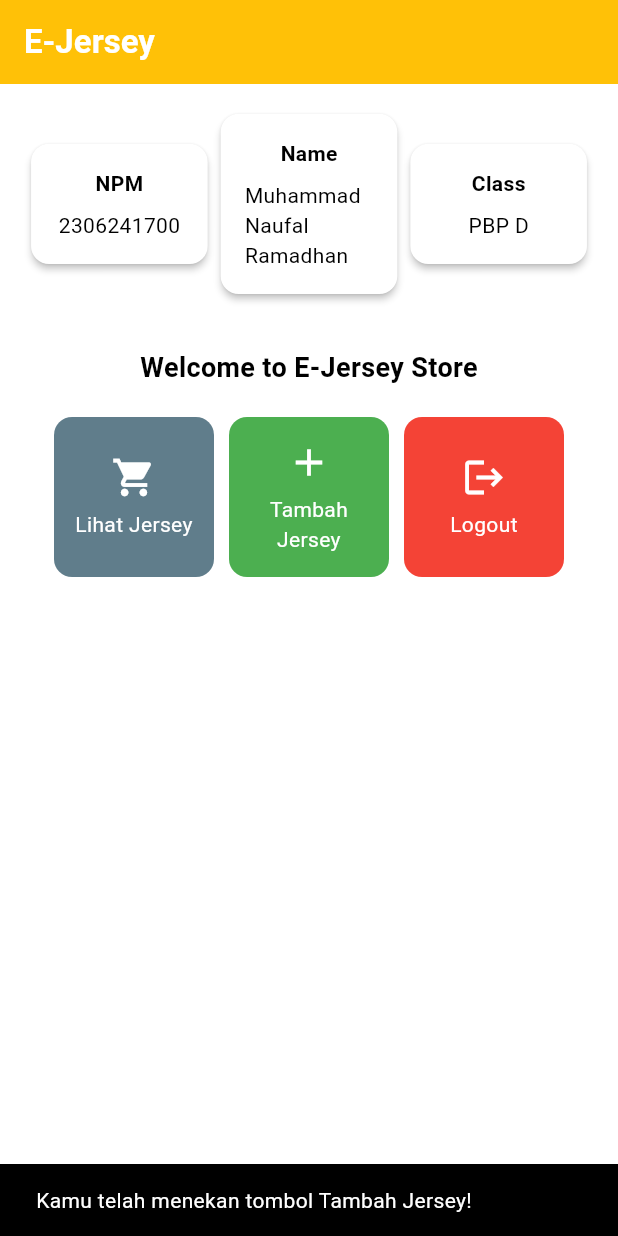
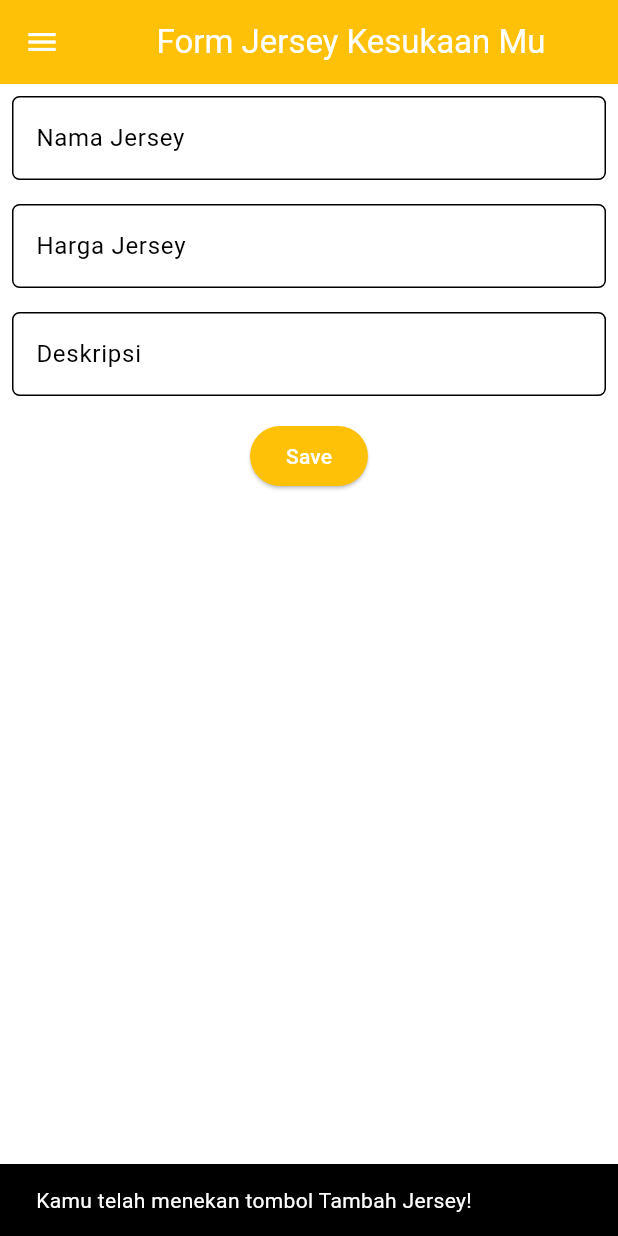
Before and after one commit to naufal-ramadhan/e-jersey-mobile, a Flutter app: the screen it shows after launch, after a tap on "Tambah Jersey", on a phone screen of 412 x 824 dp. Run offline on Flutter 3.47's test engine with Material 3 defaults, Android fonts, the phone set to English and light mode, and no system bars.

Commit message:
tugas 7 selesai

```diff
--- a/e_jersey/lib/main.dart
+++ b/e_jersey/lib/main.dart
@@ -1,5 +1,5 @@
 import 'package:flutter/material.dart';
-import 'package:e_jersey/menu.dart';
+import 'package:e_jersey/screens/menu.dart';
 
 void main() {
   runApp(const MyApp());
--- /dev/null
+++ b/e_jersey/lib/screens/jerseyentry_form.dart
@@ -0,0 +1,166 @@
+import 'package:flutter/material.dart';
+import 'package:e_jersey/widgets/left_drawer.dart';
+
+class JerseyEntryFormPage extends StatefulWidget {
+  const JerseyEntryFormPage({super.key});
+
+  @override
+  State<JerseyEntryFormPage> createState() => _JerseyEntryFormPageState();
+}
+
+class _JerseyEntryFormPageState extends State<JerseyEntryFormPage> {
+  final _formKey = GlobalKey<FormState>();
+	String _name = "";
+	String _description = "";
+	int _amount = 0;
+  String? selectedValue;
+
+
+
+  @override
+  Widget build(BuildContext context) {
+    return Scaffold(
+      appBar: AppBar(
+        title: const Center(
+          child: Text(
+            'Form Jersey Kesukaan Mu',
+          ),
+        ),
+        backgroundColor: Theme.of(context).colorScheme.primary,
+        foregroundColor: Colors.white,
+
+      ),
+      drawer: const LeftDrawer(),
+      body: Form(
+        key: _formKey,
+        child: SingleChildScrollView(
+          child: Column(
+            crossAxisAlignment: CrossAxisAlignment.start,
+            children: [
+              Padding(
+                padding: const EdgeInsets.all(8.0),
+                child: TextFormField(
+                  decoration: InputDecoration(
+                    hintText: "Nama Jersey",
+                    labelText: "Nama Jersey",
+                    border: OutlineInputBorder(
+                      borderRadius: BorderRadius.circular(5.0),
+                    ),
+                  ),
+                  onChanged: (String? value) {
+                    setState(() {
+                      _name = value!;
+                    });
+                  },
+                  validator: (String? value) {
+                    if (value == null || value.isEmpty) {
+                      return "Nama Jersey tidak boleh kosong!";
+                    }
+                    return null;
+                  },
+                ),
+              ),
+              Padding(
+                padding: const EdgeInsets.all(8.0),
+                child: TextFormField(
+                  decoration: InputDecoration(
+                    hintText: "Harga Jersey",
+                    labelText: "Harga Jersey",
+                    border: OutlineInputBorder(
+                      borderRadius: BorderRadius.circular(5.0),
+                    ),
+                  ),
+                  onChanged: (String? value) {
+                    setState(() {
+                      _amount = int.tryParse(value!) ?? 0;
+                    });
+                  },
+                  validator: (String? value) {
+                    if (value == null || value.isEmpty) {
+                      return "Harga Jersey tidak boleh kosong!";
+                    }
+                    if (int.tryParse(value) == null) {
+                      return "Harga Jersey harus berupa angka!";
+                    }
+                    return null;
+                  },
+                ),
+              ),
+              Padding(
+                padding: const EdgeInsets.all(8.0),
+                child: TextFormField(
+                  decoration: InputDecoration(
+                    hintText: "Deskripsi",
+                    labelText: "Deskripsi",
+                    border: OutlineInputBorder(
+                      borderRadius: BorderRadius.circular(5.0),
+                    ),
+                  ),
+                  onChanged: (String? value) {
+                    setState(() {
+                      _description = value!;
+                    });
+                  },
+                  validator: (String? value) {
+                    if (value == null || value.isEmpty) {
+                      return "Deskripsi tidak boleh kosong!";
+                    }
+                    return null;
+                  },
+                ),
+              ),
+              Align(
+                alignment: Alignment.bottomCenter,
+                child: Padding(
+                  padding: const EdgeInsets.all(8.0),
+                  child: ElevatedButton(
+                  style: ButtonStyle(
+                    backgroundColor: WidgetStateProperty.all(
+                      Theme.of(context).colorScheme.primary),
+                  ),
+                  onPressed: () {
+                    if (_formKey.currentState!.validate()) {
+                      showDialog(
+                        context: context,
+                        builder: (context) {
+                          return AlertDialog(
+                            title: const Text('Jersey berhasil tersimpan'),
+                            content: SingleChildScrollView(
+                              child: Column(
+                                crossAxisAlignment: CrossAxisAlignment.start,
+                                children: [
+                                  Text('Nama: $_name'),
+                                  Text('Harga: $_amount'),
+                                  Text('Deskripsi: $_description'),
+                                  // TODO: Munculkan value-value lainnya
+                                ],
+                              ),
+                            ),
+                            actions: [
+                              TextButton(
+                                child: const Text('OK'),
+                                onPressed: () {
+                                  Navigator.pop(context);
+                                  _formKey.currentState!.reset();
+                                },
+                              ),
+                            ],
+                          );
+                        },
+                      );
+                    }
+                  },
+                  child: const Text(
+                    "Save",
+                    style: TextStyle(color: Colors.white),
+                  ),
+                  ),
+                ),
+              ),
+            ],
+          ),
+        ),
+      ),
+    );
+  }
+}
--- a/e_jersey/lib/menu.dart
+++ b/e_jersey/lib/screens/menu.dart
@@ -1,4 +1,6 @@
 import 'package:flutter/material.dart';
+import '../widgets/left_drawer.dart';
+import 'package:e_jersey/widgets/jersey_card.dart';
 
 class MyHomePage extends StatelessWidget {
     final String npm = '2306241700'; // NPM
@@ -28,7 +30,11 @@
                 ),
                 // Warna latar belakang AppBar diambil dari skema warna tema aplikasi.
                 backgroundColor: Theme.of(context).colorScheme.primary,
+                // Mengganti warna icon drawer menjadi putih
+                iconTheme: const IconThemeData(color: Colors.white),
             ),
+            // Masukkan drawer sebagai parameter nilai drawer dari widget Scaffold
+            drawer: const LeftDrawer(),
             // Body halaman dengan padding di sekelilingnya.
             body: Padding(
                 padding: const EdgeInsets.all(16.0),
@@ -124,64 +130,3 @@
         );
     }
 }
-
-class ItemHomepage {
-    final String name;
-    final IconData icon;
-    final Color color;
-
-    ItemHomepage(this.name, this.icon, this.color);
-}
-
-class ItemCard extends StatelessWidget {
-    // Menampilkan kartu dengan ikon dan nama.
-
-    final ItemHomepage item;
-
-    const ItemCard(this.item, {super.key});
-
-    @override
-    Widget build(BuildContext context) {
-        return Material(
-            // Menentukan warna latar belakang dari tema aplikasi.
-            color: item.color,
-            // Membuat sudut kartu melengkung.
-            borderRadius: BorderRadius.circular(12),
-
-            child: InkWell(
-                // Aksi ketika kartu ditekan.
-                onTap: () {
-                    // Menampilkan pesan SnackBar saat kartu ditekan.
-                    ScaffoldMessenger.of(context)
-                        ..hideCurrentSnackBar()
-                        ..showSnackBar(
-                            SnackBar(content: Text("Kamu telah menekan tombol ${item.name}!"))
-                        );
-                },
-                // Container untuk menyimpan Icon dan Text
-                child: Container(
-                    padding: const EdgeInsets.all(8),
-                    child: Center(
-                        child: Column(
-                            // Menyusun ikon dan teks di tengah kartu.
-                            mainAxisAlignment: MainAxisAlignment.center,
-                            children: [
-                                Icon(
-                                    item.icon,
-                                    color: Colors.white,
-                                    size: 30.0,
-                                ),
-                                const Padding(padding: EdgeInsets.all(3)),
-                                Text(
-                                    item.name,
-                                    textAlign: TextAlign.center,
-                                    style: const TextStyle(color: Colors.white),
-                                ),
-                            ],
-                        ),
-                    ),
-                ),
-            ),
-        );
-    }
-}
--- /dev/null
+++ b/e_jersey/lib/widgets/jersey_card.dart
@@ -0,0 +1,69 @@
+import 'package:flutter/material.dart';
+import 'package:e_jersey/screens/jerseyentry_form.dart';
+
+class ItemHomepage {
+    final String name;
+    final IconData icon;
+    final Color color;
+
+    ItemHomepage(this.name, this.icon, this.color);
+}
+
+class ItemCard extends StatelessWidget {
+    // Menampilkan kartu dengan ikon dan nama.
+
+    final ItemHomepage item;
+
+    const ItemCard(this.item, {super.key});
+
+    @override
+    Widget build(BuildContext context) {
+        return Material(
+            // Menentukan warna latar belakang dari tema aplikasi.
+            color: item.color,
+            // Membuat sudut kartu melengkung.
+            borderRadius: BorderRadius.circular(12),
+
+            child: InkWell(
+                // Aksi ketika kartu ditekan.
+                onTap: () {
+                    // Menampilkan pesan SnackBar saat kartu ditekan.
+                    ScaffoldMessenger.of(context)
+                        ..hideCurrentSnackBar()
+                        ..showSnackBar(
+                            SnackBar(content: Text("Kamu telah menekan tombol ${item.name}!"))
+                        );
+                        if (item.name == "Tambah Jersey") {
+                          Navigator.push(
+                            context,
+                            MaterialPageRoute(builder: (context) => JerseyEntryFormPage())
+                          );
+                        }
+                },
+                // Container untuk menyimpan Icon dan Text
+                child: Container(
+                    padding: const EdgeInsets.all(8),
+                    child: Center(
+                        child: Column(
+                            // Menyusun ikon dan teks di tengah kartu.
+                            mainAxisAlignment: MainAxisAlignment.center,
+                            children: [
+                                Icon(
+                                    item.icon,
+                                    color: Colors.white,
+                                    size: 30.0,
+                                ),
+                                const Padding(padding: EdgeInsets.all(3)),
+                                Text(
+                                    item.name,
+                                    textAlign: TextAlign.center,
+                                    style: const TextStyle(color: Colors.white),
+                                ),
+                            ],
+                        ),
+                    ),
+                ),
+            ),
+        );
+    }
+}
--- /dev/null
+++ b/e_jersey/lib/widgets/left_drawer.dart
@@ -0,0 +1,68 @@
+import 'package:flutter/material.dart';
+import 'package:e_jersey/screens/menu.dart';
+import 'package:e_jersey/screens/jerseyentry_form.dart';
+
+class LeftDrawer extends StatelessWidget {
+  const LeftDrawer({super.key});
+
+  @override
+  Widget build(BuildContext context) {
+    return Drawer(
+      child: ListView(
+        children: [
+          DrawerHeader(
+            decoration: BoxDecoration(
+              color: Theme.of(context).colorScheme.primary,
+            ),
+            child: const Column(
+              children: [
+                Text(
+                  'E-Jersey',
+                  textAlign: TextAlign.center,
+                  style: TextStyle(
+                    fontSize: 24,
+                    fontWeight: FontWeight.bold,
+                    color: Colors.white,
+                  ),
+                ),
+                Padding(padding: EdgeInsets.all(8)),
+                Text(
+                  "Tempat terbaik untuk mencari jersey klub favorit mu!",
+                  textAlign: TextAlign.center,
+                  style: TextStyle(
+                    fontSize: 15,
+                    color: Colors.white,
+                    fontWeight: FontWeight.normal
+                  ),
+                ),
+              ],
+            ),
+          ),
+            ListTile(
+              leading: const Icon(Icons.home_outlined),
+              title: const Text('Halaman Utama'),
+              // Bagian redirection ke MyHomePage
+              onTap: () {
+                Navigator.pushReplacement(
+                  context,
+                  MaterialPageRoute(
+                    builder: (context) => MyHomePage(),
+                  ));
+              },
+            ),
+            ListTile(
+              leading: const Icon(Icons.add),
+              title: const Text('Tambah Jersey'),
+              // Bagian redirection ke MoodEntryFormPage
+              onTap: () {
+                Navigator.push(
+                  context,
+                   MaterialPageRoute(builder : (context) => JerseyEntryFormPage())
+                );
+              },
+            ),
+        ],
+      ),
+    );
+  }
+}
```
